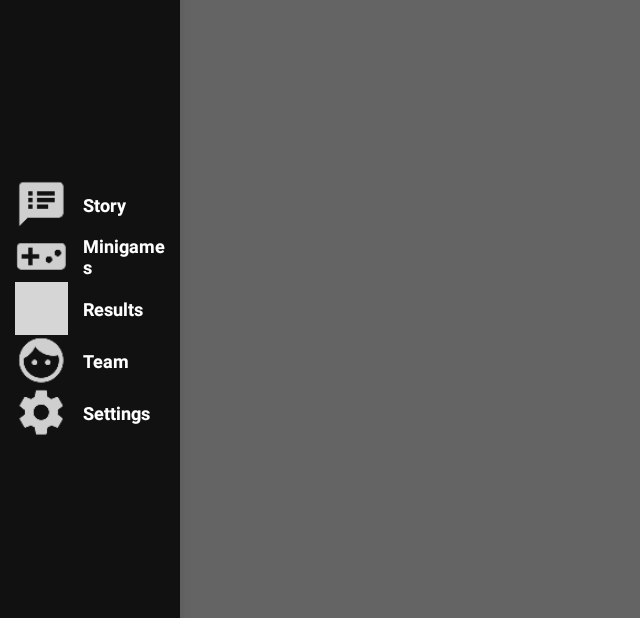
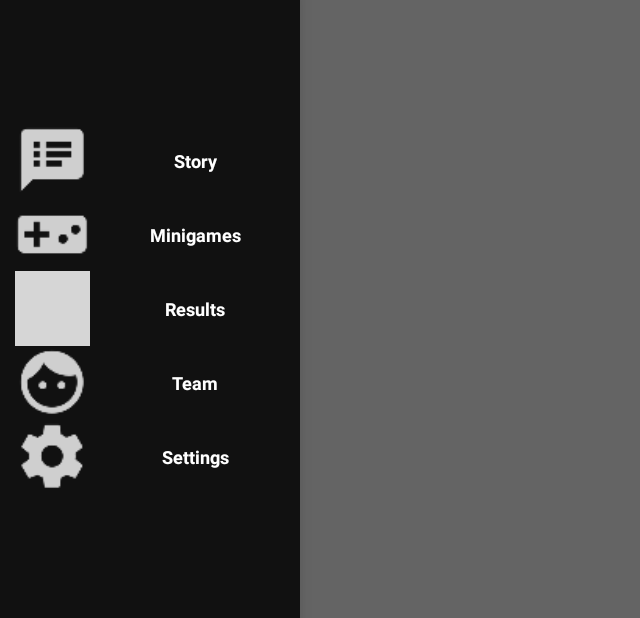
Before and after one commit to shanemat/Cerberus, an Android app: the screen it shows after launch (MainActivity), with the side drawer open, on a phone screen of 824 x 412 dp (held sideways). Shown: the whole screen, without its empty margins (0-640 px from the left). Run offline under Robolectric (Android 15) with nearby library versions, the phone set to English and light mode, and no system bars; grey boxes are pictures that could not be loaded.

Commit message:
Redesign drawer
Now it is wider and menu icons are bigger

```diff
--- a/app/src/main/res/layout/a_drawer.xml
+++ b/app/src/main/res/layout/a_drawer.xml
@@ -22,7 +22,7 @@
     </FrameLayout>
 
     <FrameLayout
-        android:layout_width="120dp"
+        android:layout_width="200dp"
         android:layout_height="match_parent"
 
         android:layout_gravity="start"
--- a/app/src/main/res/layout/i_drawer.xml
+++ b/app/src/main/res/layout/i_drawer.xml
@@ -14,8 +14,8 @@
 
     <ImageView
         android:id="@+id/iDrawerIcon"
-        android:layout_width="@dimen/icon_size_small"
-        android:layout_height="@dimen/icon_size_small"
+        android:layout_width="@dimen/icon_size"
+        android:layout_height="@dimen/icon_size"
 
         android:contentDescription="@string/drawer_image_description"/>
 
@@ -29,6 +29,7 @@
         android:layout_height="wrap_content"
 
         android:layout_gravity="center"
+        android:gravity="center"
 
         android:textSize="@dimen/text_size_big"
         android:textStyle="bold"
```
